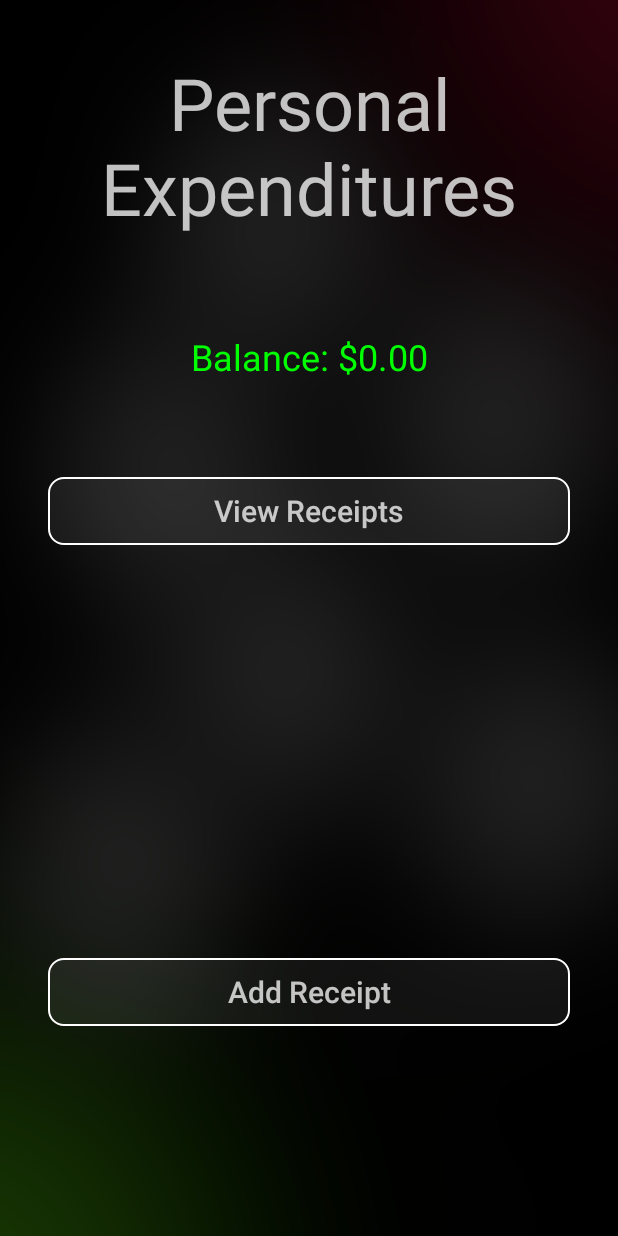
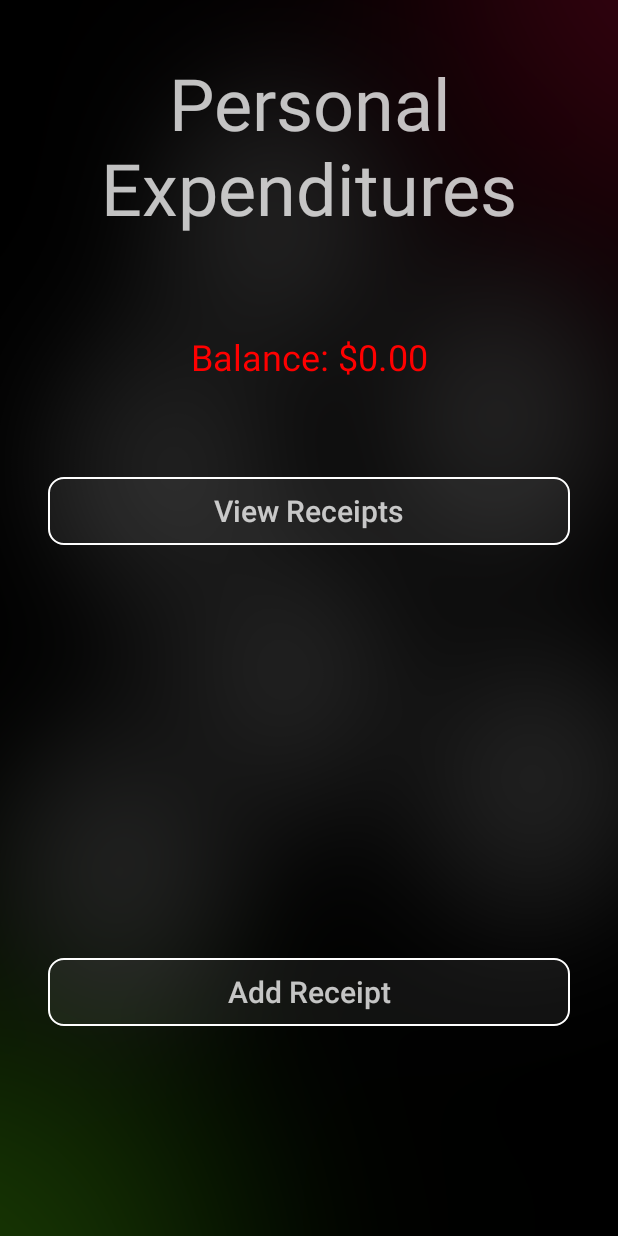
Before and after one commit to tstites14/Personal-Expenditures, an Android app: the screen it shows after launch (MainActivity), after a tap on "NEXT", on a phone screen of 412 x 824 dp. Run offline under Robolectric (Android 15) with nearby library versions, the phone set to English and light mode, and no system bars; 1 statement that could not run was skipped.

Commit message:
Change cash implementation to use values stored in AccountRegister as well as SharedPreferences

```diff
--- a/app/src/main/java/edu/ccm/tstites/personalexpenditures/CoreObjects/AccountRegister.java
+++ b/app/src/main/java/edu/ccm/tstites/personalexpenditures/CoreObjects/AccountRegister.java
@@ -66,7 +66,7 @@ public class AccountRegister {
         return receipts;
     }
 
-    private void addCash(double cash) {
+    public void addCash(double cash) {
         mCurrentCash += cash;
 
         SharedPreferences pref = mContext.getSharedPreferences("CashValues",
@@ -86,7 +86,7 @@ public class AccountRegister {
         editor.apply();
     }
 
-    private double getCash() {
+    public double getCash() {
         SharedPreferences pref = mContext.getSharedPreferences("CashValues",
                 Context.MODE_PRIVATE);
         long longCashValue = pref.getLong("CurrentCash", 0);
@@ -94,7 +94,7 @@ public class AccountRegister {
         return Double.longBitsToDouble(longCashValue);
     }
 
-    private static ContentValues getCV(Receipt receipt) {
+    public static ContentValues getCV(Receipt receipt) {
         ContentValues cv = new ContentValues();
 
         cv.put(AccountDBSchema.Accounts.Columns.UUID, receipt.getUUID().toString());
--- a/app/src/main/java/edu/ccm/tstites/personalexpenditures/InitialCashActivity.java
+++ b/app/src/main/java/edu/ccm/tstites/personalexpenditures/InitialCashActivity.java
@@ -7,6 +7,8 @@ import android.os.Bundle;
 import android.view.View;
 import android.widget.Button;
 import android.widget.EditText;
+
+import edu.ccm.tstites.personalexpenditures.CoreObjects.AccountRegister;
 
 public class InitialCashActivity extends AppCompatActivity {
 
@@ -18,7 +20,7 @@ public class InitialCashActivity extends AppCompatActivity {
         super.onCreate(savedInstanceState);
         setContentView(R.layout.activity_initial_cash);
 
-        final SharedPreferences pref = getSharedPreferences("CashValues", MODE_PRIVATE);
+        SharedPreferences pref = getSharedPreferences("CashValues", MODE_PRIVATE);
         if (pref.getLong("CurrentCash", -1) != -1) {
             startActivity(new Intent(InitialCashActivity.this, MainActivity.class));
         }
@@ -29,10 +31,8 @@ public class InitialCashActivity extends AppCompatActivity {
         btn_next.setOnClickListener(new View.OnClickListener() {
             @Override
             public void onClick(View v) {
-                SharedPreferences.Editor editor = pref.edit();
-                editor.putLong("CurrentCash", Double.doubleToLongBits(
-                        Double.parseDouble(edt_balance.getText().toString())));
-                editor.apply();
+                AccountRegister.get(getApplicationContext()).addCash(
+                    Double.parseDouble(edt_balance.getText().toString()));
 
                 startActivity(new Intent(InitialCashActivity.this, MainActivity.class));
             }
--- a/app/src/main/java/edu/ccm/tstites/personalexpenditures/MainActivity.java
+++ b/app/src/main/java/edu/ccm/tstites/personalexpenditures/MainActivity.java
@@ -11,6 +11,8 @@ import android.widget.TextView;
 import java.text.NumberFormat;
 import java.util.Locale;
 
+import edu.ccm.tstites.personalexpenditures.CoreObjects.AccountRegister;
+
 public class MainActivity extends AppCompatActivity {
 
     TextView txtCurrentCash;
@@ -22,15 +24,11 @@ public class MainActivity extends AppCompatActivity {
         super.onCreate(savedInstanceState);
         setContentView(R.layout.activity_main);
 
-        SharedPreferences pref = getSharedPreferences("CashValues", MODE_PRIVATE);
-        Double cash = Double.longBitsToDouble(pref.getLong("CurrentCash", 0));
+        Double cash = AccountRegister.get(getApplicationContext()).getCash();
 
         txtCurrentCash = findViewById(R.id.txt_currentCash);
         txtCurrentCash.setText(String.format(getString(R.string.txt_currentCash), formatCash(cash)));
-        txtCurrentCash.setTextColor(
-                (cash >= 0)
-                ? getResources().getColor(R.color.positiveCashValue)
-                : getResources().getColor(R.color.negativeCashValue));
+        txtCurrentCash.setTextColor(getCashColor(cash));
 
         btnViewReceipts = findViewById(R.id.btn_viewReceipt);
         btnViewReceipts.setOnClickListener(new View.OnClickListener() {
@@ -49,8 +47,18 @@ public class MainActivity extends AppCompatActivity {
         });
     }
 
+    private int getCashColor(double cash) {
+    if (cash > 100) {
+        return getResources().getColor(R.color.positiveCashValue);
+    } else if (cash > 0 && cash < 100) {
+        return getResources().getColor(R.color.moderateCashValue);
+    } else {
+            return getResources().getColor(R.color.negativeCashValue);
+        }
+    }
+
     private String formatCash(double cash) {
-        NumberFormat format = NumberFormat.getCurrencyInstance(Locale.US);
-        return format.format(cash);
+        NumberFormat formatter = NumberFormat.getCurrencyInstance(Locale.US);
+        return formatter.format(cash);
     }
 }
--- a/app/src/main/res/values/colors.xml
+++ b/app/src/main/res/values/colors.xml
@@ -9,5 +9,6 @@
     <color name="buttonBorder">#FFFFFFFF</color>
     <color name="pressedButtonBorder">#4DFFFFFF</color>
     <color name="positiveCashValue">#00FF00</color>
+    <color name="moderateCashValue">#FF8C00</color>
     <color name="negativeCashValue">#FF0000</color>
 </resources>
```
Also changed, not shown: app/src/main/res/values/strings.xml (+4 -4 lines).
